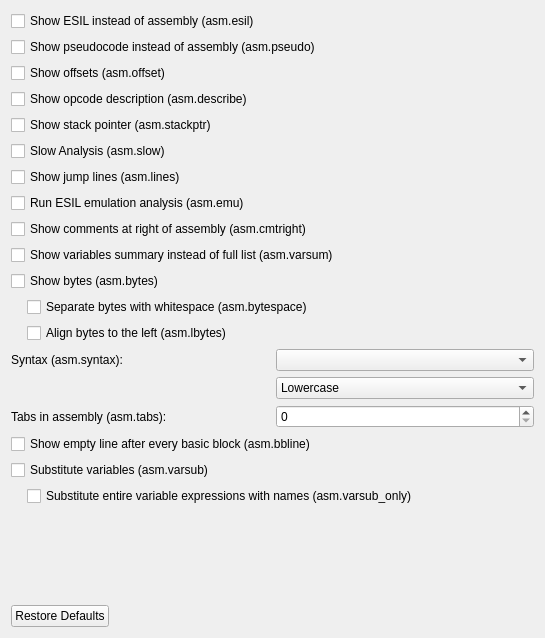
The window that src/dialogs/preferences/AsmOptionsWidget.ui (rizinorg/cutter) describes before a commit, drawn with Qt 5.
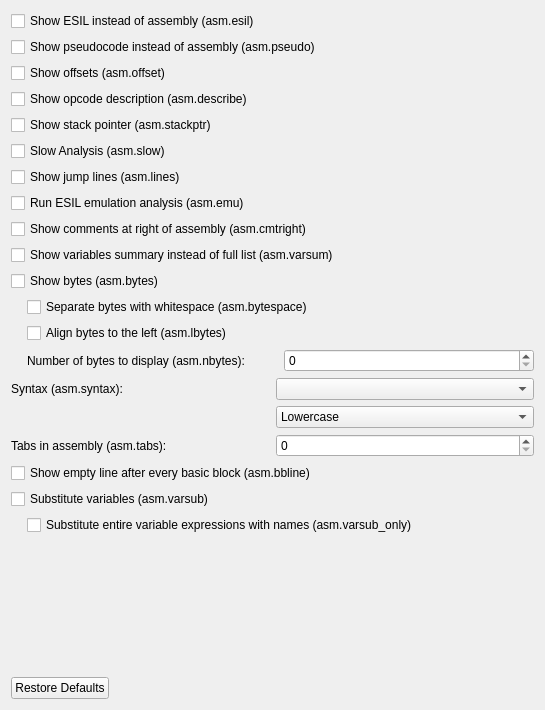
The same window after the commit.

Commit message: Added asm.nbytes option

What changed in the file:
```diff
--- a/src/dialogs/preferences/AsmOptionsWidget.ui
+++ b/src/dialogs/preferences/AsmOptionsWidget.ui
@@ -7,7 +7,7 @@
     <x>0</x>
     <y>0</y>
     <width>545</width>
-    <height>638</height>
+    <height>710</height>
    </rect>
   </property>
   <property name="windowTitle">
@@ -112,6 +112,30 @@
      </item>
     </layout>
    </item>
+   <item>
+    <layout class="QGridLayout" name="gridLayout_3">
+     <property name="leftMargin">
+      <number>16</number>
+     </property>
+     <item row="0" column="0">
+      <widget class="QLabel" name="nbytesLabel">
+       <property name="enabled">
+        <bool>true</bool>
+       </property>
+       <property name="text">
+        <string>Number of bytes to display (asm.nbytes):</string>
+       </property>
+      </widget>
+     </item>
+     <item row="0" column="1">
+      <widget class="QSpinBox" name="nbytesSpinBox">
+       <property name="enabled">
+        <bool>true</bool>
+       </property>
+      </widget>
+     </item>
+    </layout>
+   </item>
    <item>
     <layout class="QGridLayout" name="gridLayout">
      <item row="0" column="1">
```
Left out of the diff: 2 changed lines with no effect on the pictures. The commit also changes 4 other files.
